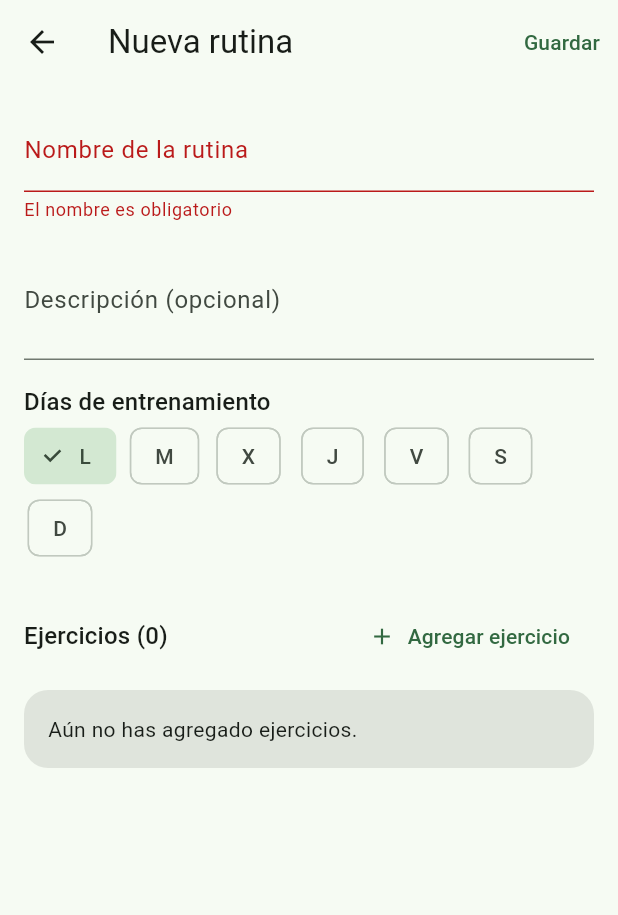
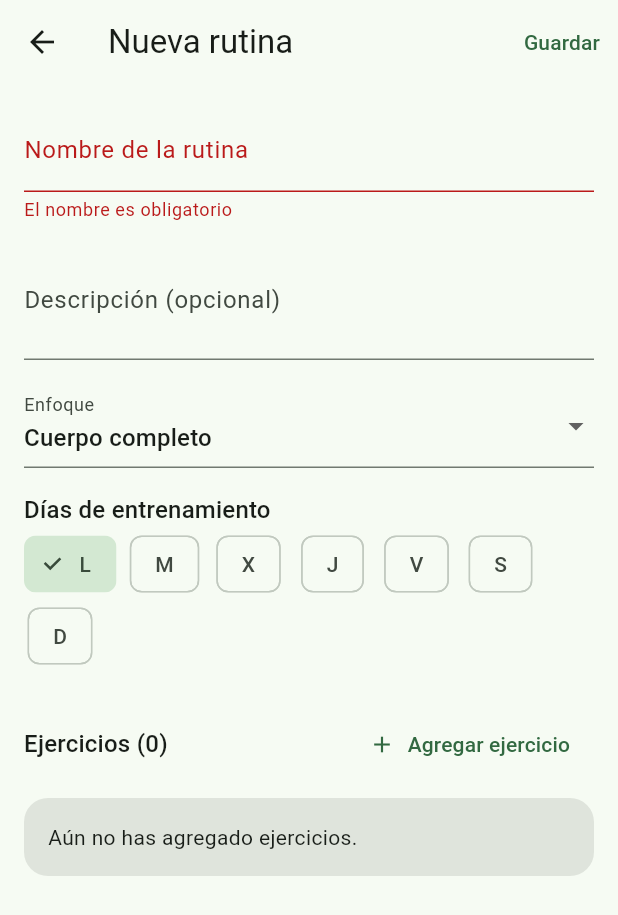
Before and after one commit to Kevinbeltran123/MyFitnessApp, a Flutter app: the RoutineBuilderScreen screen opened directly, after a tap on "Guardar", on a phone screen of 412 x 824 dp. Shown: the top 915 px of the screen. Run offline on Flutter 3.47's test engine with Material 3 defaults, Android fonts, the phone set to English and light mode, and no system bars; our stand-ins replace flutter_riverpod, isar; accounts and stored records are empty; generated files the repository leaves out were written again; network calls fail.

Commit message:
Full routine managment complete

```diff
--- a/lib/presentation/routines/routine_builder_screen.dart
+++ b/lib/presentation/routines/routine_builder_screen.dart
@@ -1,3 +1,5 @@
+import 'dart:collection';
+
 import 'package:flutter/material.dart';
 import 'package:flutter_riverpod/flutter_riverpod.dart';
 import 'package:my_fitness_tracker/domain/routines/routine_entities.dart';
@@ -25,10 +27,11 @@ class _RoutineBuilderScreenState extends ConsumerState<RoutineBuilderScreen> {
   final GlobalKey<FormState> _formKey = GlobalKey<FormState>();
   final TextEditingController _nameController = TextEditingController();
   final TextEditingController _descriptionController = TextEditingController();
-  final Set<RoutineDay> _selectedDays = <RoutineDay>{
-    const RoutineDay(DateTime.monday),
-  };
+  final SplayTreeSet<RoutineDay> _selectedDays = SplayTreeSet<RoutineDay>(
+    (RoutineDay a, RoutineDay b) => a.weekday.compareTo(b.weekday),
+  )..add(const RoutineDay(DateTime.monday));
   final List<_RoutineExerciseDraft> _exercises = <_RoutineExerciseDraft>[];
+  RoutineFocus _selectedFocus = RoutineFocus.fullBody;
 
   bool _isSaving = false;
 
@@ -62,6 +65,7 @@ class _RoutineBuilderScreenState extends ConsumerState<RoutineBuilderScreen> {
   void _applyRoutine(Routine routine) {
     _nameController.text = routine.name;
     _descriptionController.text = routine.description;
+    _selectedFocus = routine.focus;
     _selectedDays
       ..clear()
       ..addAll(routine.daysOfWeek);
@@ -74,13 +78,44 @@ class _RoutineBuilderScreenState extends ConsumerState<RoutineBuilderScreen> {
 
   void _toggleDay(int weekday) {
     final RoutineDay day = RoutineDay(weekday);
+    final bool alreadySelected = _selectedDays.contains(day);
+    if (alreadySelected && _selectedDays.length == 1) {
+      ScaffoldMessenger.of(context).showSnackBar(
+        const SnackBar(
+          content: Text('La rutina debe tener al menos un día asignado.'),
+        ),
+      );
+      return;
+    }
+
     setState(() {
-      if (_selectedDays.contains(day)) {
+      if (alreadySelected) {
         _selectedDays.remove(day);
       } else {
         _selectedDays.add(day);
       }
     });
+  }
+
+  String _focusLabel(RoutineFocus focus) {
+    switch (focus) {
+      case RoutineFocus.fullBody:
+        return 'Cuerpo completo';
+      case RoutineFocus.upperBody:
+        return 'Tren superior';
+      case RoutineFocus.lowerBody:
+        return 'Tren inferior';
+      case RoutineFocus.push:
+        return 'Push';
+      case RoutineFocus.pull:
+        return 'Pull';
+      case RoutineFocus.core:
+        return 'Core';
+      case RoutineFocus.mobility:
+        return 'Movilidad';
+      case RoutineFocus.custom:
+        return 'Personalizada';
+    }
   }
 
   void _addExercise(WorkoutPlan plan) {
@@ -94,6 +129,14 @@ class _RoutineBuilderScreenState extends ConsumerState<RoutineBuilderScreen> {
     if (!_formKey.currentState!.validate()) {
       return;
     }
+    if (_selectedDays.isEmpty) {
+      ScaffoldMessenger.of(context).showSnackBar(
+        const SnackBar(
+          content: Text('Selecciona al menos un día para la rutina.'),
+        ),
+      );
+      return;
+    }
     if (_exercises.isEmpty) {
       ScaffoldMessenger.of(context).showSnackBar(
         const SnackBar(content: Text('Agrega al menos un ejercicio.')),
@@ -101,31 +144,26 @@ class _RoutineBuilderScreenState extends ConsumerState<RoutineBuilderScreen> {
       return;
     }
     setState(() => _isSaving = true);
-    late final RoutineService routineService;
+    final Routine? initial = widget.initialRoutine;
+    Routine? savedRoutine;
+
     try {
-      routineService = await ref.read(routineServiceProvider.future);
-    } catch (error) {
-      setState(() => _isSaving = false);
-      if (mounted) {
-        ScaffoldMessenger.of(context).showSnackBar(
-          const SnackBar(content: Text('Servicio no disponible.')),
+      final RoutineService routineService = await ref.read(
+        routineServiceProvider.future,
       );
-      }
-      return;
-    }
 
       final DateTime now = DateTime.now();
-    final Routine? initial = widget.initialRoutine;
-    final routine = Routine(
+      final Routine routine = Routine(
         id: initial?.id ?? now.microsecondsSinceEpoch.toString(),
         name: _nameController.text.trim(),
         description: _descriptionController.text.trim(),
-      focus: initial?.focus ?? RoutineFocus.fullBody,
-      daysOfWeek: _selectedDays.toList(),
-      exercises: _exercises.asMap().entries.map((
-        MapEntry<int, _RoutineExerciseDraft> entry,
-      ) {
-        final draft = entry.value;
+        focus: _selectedFocus,
+        daysOfWeek: List<RoutineDay>.from(_selectedDays),
+        exercises: _exercises
+            .asMap()
+            .entries
+            .map((MapEntry<int, _RoutineExerciseDraft> entry) {
+              final _RoutineExerciseDraft draft = entry.value;
               return RoutineExercise(
                 exerciseId: draft.plan.exerciseId,
                 name: draft.plan.name,
@@ -140,7 +178,8 @@ class _RoutineBuilderScreenState extends ConsumerState<RoutineBuilderScreen> {
                         : null),
                 gifUrl: draft.plan.gifUrl,
               );
-      }).toList(),
+            })
+            .toList(growable: false),
         createdAt: initial?.createdAt ?? now,
         updatedAt: now,
         notes: initial?.notes,
@@ -152,17 +191,41 @@ class _RoutineBuilderScreenState extends ConsumerState<RoutineBuilderScreen> {
       } else {
         await routineService.update(routine);
       }
+
       await ref.read(routineListControllerProvider.notifier).refresh();
-    if (!mounted) return;
+      savedRoutine = routine;
+    } on FormatException catch (error) {
+      if (mounted) {
+        ScaffoldMessenger.of(
+          context,
+        ).showSnackBar(SnackBar(content: Text(error.message)));
+      }
+    } catch (_) {
+      if (mounted) {
+        ScaffoldMessenger.of(context).showSnackBar(
+          const SnackBar(
+            content: Text('No pudimos guardar la rutina. Intenta nuevamente.'),
+          ),
+        );
+      }
+    } finally {
+      if (mounted) {
         setState(() => _isSaving = false);
-    final messenger = ScaffoldMessenger.of(context);
-    Navigator.of(context).pop(routine);
+      }
+    }
+
+    if (!mounted || savedRoutine == null) {
+      return;
+    }
+
+    final ScaffoldMessengerState messenger = ScaffoldMessenger.of(context);
+    Navigator.of(context).pop(savedRoutine);
     messenger.showSnackBar(
       SnackBar(
         content: Text(
           initial == null
-              ? 'Rutina "${routine.name}" creada.'
-              : 'Rutina "${routine.name}" actualizada.',
+              ? 'Rutina "${savedRoutine.name}" creada.'
+              : 'Rutina "${savedRoutine.name}" actualizada.',
         ),
       ),
     );
@@ -214,6 +277,26 @@ class _RoutineBuilderScreenState extends ConsumerState<RoutineBuilderScreen> {
                   labelText: 'Descripción (opcional)',
                 ),
                 maxLines: 2,
+              ),
+              const SizedBox(height: 16),
+              DropdownButtonFormField<RoutineFocus>(
+                key: ValueKey<RoutineFocus>(_selectedFocus),
+                initialValue: _selectedFocus,
+                decoration: const InputDecoration(labelText: 'Enfoque'),
+                items: RoutineFocus.values
+                    .map(
+                      (RoutineFocus focus) => DropdownMenuItem<RoutineFocus>(
+                        value: focus,
+                        child: Text(_focusLabel(focus)),
+                      ),
+                    )
+                    .toList(growable: false),
+                onChanged: (RoutineFocus? focus) {
+                  if (focus == null) {
+                    return;
+                  }
+                  setState(() => _selectedFocus = focus);
+                },
               ),
               const SizedBox(height: 16),
               Text('Días de entrenamiento', style: theme.textTheme.titleMedium),
```
Also changed, not shown: lib/presentation/routines/widgets/routine_exercise_picker.dart (+79 -5 lines), .dart-tool/dart-flutter-telemetry-dismissed-surveys.json (added), .dart-tool/dart-flutter-telemetry-session.json (added), 6 other files. Lines whose indentation alone changed are shown as unchanged.
